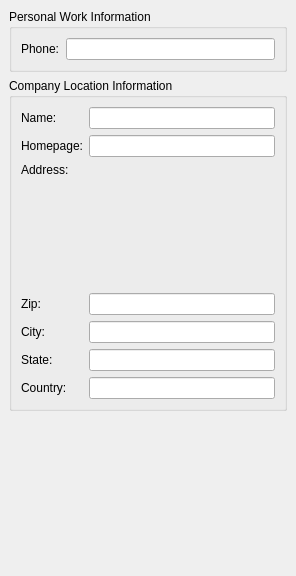
Above: protocols/yahoo/ui/yahooworkinfowidget.ui from KDE/kopete before the change. Below: the same form after it.
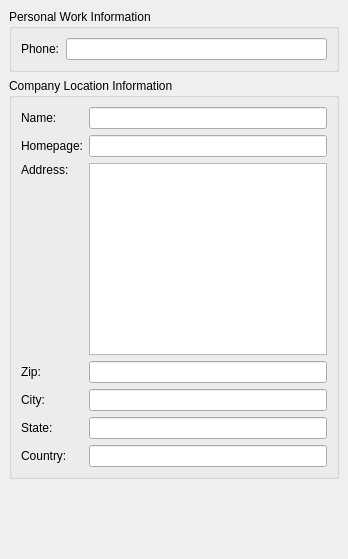
That is the form after the change. Custom widgets are drawn as their Qt base class.

Diff of the .ui file:
```diff
--- a/protocols/yahoo/ui/yahooworkinfowidget.ui
+++ b/protocols/yahoo/ui/yahooworkinfowidget.ui
@@ -8,58 +8,34 @@
    <rect>
     <x>0</x>
     <y>0</y>
-    <width>296</width>
-    <height>576</height>
+    <width>348</width>
+    <height>559</height>
    </rect>
   </property>
   <property name="windowTitle" >
    <string>YahooWorkInfoWidget</string>
   </property>
-  <layout class="QVBoxLayout" >
+  <layout class="QGridLayout" >
    <property name="margin" >
     <number>9</number>
    </property>
    <property name="spacing" >
     <number>6</number>
    </property>
-   <item>
-    <widget class="QGroupBox" name="groupBox" >
-     <property name="title" >
-      <string>Personal Work Information</string>
+   <item row="2" column="0" >
+    <spacer>
+     <property name="orientation" >
+      <enum>Qt::Vertical</enum>
      </property>
-     <layout class="QHBoxLayout" >
-      <property name="margin" >
-       <number>9</number>
-      </property>
-      <property name="spacing" >
-       <number>6</number>
-      </property>
-      <item>
-       <widget class="QLabel" name="textLabel10" >
-        <property name="text" >
-         <string>Phone:</string>
-        </property>
-       </widget>
-      </item>
-      <item>
-       <widget class="QLineEdit" name="phoneEdit" >
-        <property name="sizePolicy" >
-         <sizepolicy>
-          <hsizetype>7</hsizetype>
-          <vsizetype>0</vsizetype>
-          <horstretch>0</horstretch>
-          <verstretch>0</verstretch>
-         </sizepolicy>
-        </property>
-        <property name="readOnly" >
-         <bool>false</bool>
-        </property>
-       </widget>
-      </item>
-     </layout>
-    </widget>
+     <property name="sizeHint" >
+      <size>
+       <width>20</width>
+       <height>40</height>
+      </size>
+     </property>
+    </spacer>
    </item>
-   <item>
+   <item row="1" column="0" >
     <widget class="QGroupBox" name="groupBox_2" >
      <property name="title" >
       <string>Company Location Information</string>
@@ -137,9 +113,6 @@
         </property>
        </widget>
       </item>
-      <item rowspan="2" row="2" column="1" >
-       <widget class="Q3TextEdit" name="addressEdit" />
-      </item>
       <item row="5" column="1" >
        <widget class="QLineEdit" name="cityEdit" >
         <property name="readOnly" >
@@ -189,38 +162,53 @@
         </property>
        </widget>
       </item>
+      <item rowspan="2" row="2" column="1" >
+       <widget class="QTextEdit" name="addressEdit" />
+      </item>
      </layout>
     </widget>
    </item>
-   <item>
-    <spacer>
-     <property name="orientation" >
-      <enum>Qt::Vertical</enum>
+   <item row="0" column="0" >
+    <widget class="QGroupBox" name="groupBox" >
+     <property name="title" >
+      <string>Personal Work Information</string>
      </property>
-     <property name="sizeType" >
-      <enum>QSizePolicy::Expanding</enum>
-     </property>
-     <property name="sizeHint" >
-      <size>
-       <width>20</width>
-       <height>150</height>
-      </size>
-     </property>
-    </spacer>
+     <layout class="QGridLayout" >
+      <property name="margin" >
+       <number>9</number>
+      </property>
+      <property name="spacing" >
+       <number>6</number>
+      </property>
+      <item row="0" column="1" >
+       <widget class="QLineEdit" name="phoneEdit" >
+        <property name="sizePolicy" >
+         <sizepolicy>
+          <hsizetype>7</hsizetype>
+          <vsizetype>0</vsizetype>
+          <horstretch>0</horstretch>
+          <verstretch>0</verstretch>
+         </sizepolicy>
+        </property>
+        <property name="readOnly" >
+         <bool>false</bool>
+        </property>
+       </widget>
+      </item>
+      <item row="0" column="0" >
+       <widget class="QLabel" name="textLabel10" >
+        <property name="text" >
+         <string>Phone:</string>
+        </property>
+       </widget>
+      </item>
+     </layout>
+    </widget>
    </item>
   </layout>
  </widget>
  <layoutdefault spacing="6" margin="11" />
  <pixmapfunction>qPixmapFromMimeSource</pixmapfunction>
- <customwidgets>
-  <customwidget>
-   <class>Q3TextEdit</class>
-   <extends></extends>
-   <header>q3textedit.h</header>
-   <container>0</container>
-   <pixmap></pixmap>
-  </customwidget>
- </customwidgets>
  <tabstops>
   <tabstop>phoneEdit</tabstop>
   <tabstop>companyEdit</tabstop>
```
Left out of the diff: 1 changed line with no effect on the pictures.
